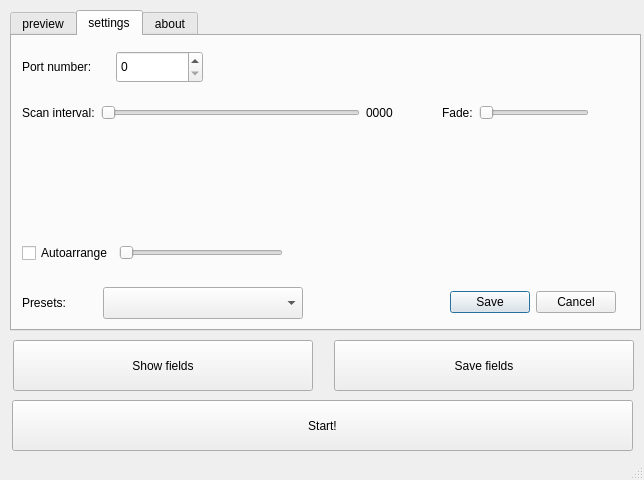
First picture: the form in src/mirlight.ui, repository grizz-pl/mirlight, before the edit.
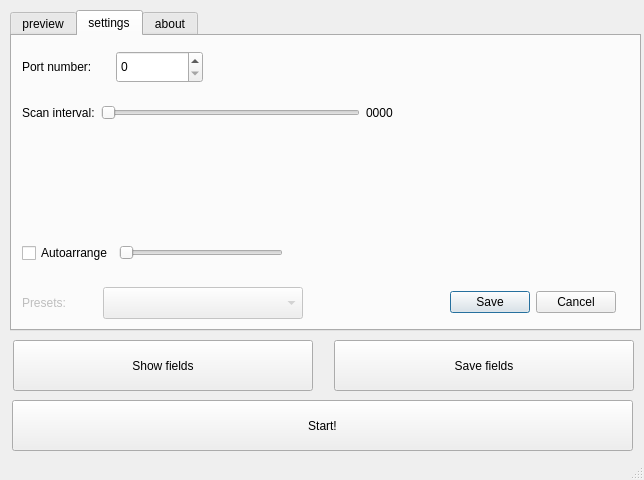
Second picture: the form after the edit. The open tabs and pages were chosen to show the change.

Patch:
```diff
--- a/src/mirlight.ui
+++ b/src/mirlight.ui
@@ -3613,6 +3613,9 @@
       <layout class="QGridLayout" name="gridLayout_3">
        <item row="0" column="1">
         <widget class="QComboBox" name="PresetsComboBox">
+         <property name="enabled">
+          <bool>false</bool>
+         </property>
          <property name="minimumSize">
           <size>
            <width>200</width>
@@ -3626,6 +3629,9 @@
        </item>
        <item row="0" column="0">
         <widget class="QLabel" name="PresetsLabel">
+         <property name="enabled">
+          <bool>false</bool>
+         </property>
          <property name="minimumSize">
           <size>
            <width>0</width>
@@ -3639,59 +3645,6 @@
        </item>
       </layout>
      </widget>
-     <widget class="QWidget" name="layoutWidget">
-      <property name="geometry">
-       <rect>
-        <x>430</x>
-        <y>60</y>
-        <width>147</width>
-        <height>34</height>
-       </rect>
-      </property>
-      <layout class="QGridLayout" name="gridLayout_4">
-       <item row="0" column="0">
-        <widget class="QLabel" name="FadeLabel">
-         <property name="minimumSize">
-          <size>
-           <width>0</width>
-           <height>32</height>
-          </size>
-         </property>
-         <property name="statusTip">
-          <string>Fade speed</string>
-         </property>
-         <property name="text">
-          <string>Fade:</string>
-         </property>
-        </widget>
-       </item>
-       <item row="0" column="1">
-        <widget class="QSlider" name="FadeHorizontalSlider">
-         <property name="minimumSize">
-          <size>
-           <width>0</width>
-           <height>32</height>
-          </size>
-         </property>
-         <property name="statusTip">
-          <string>Fade speed</string>
-         </property>
-         <property name="minimum">
-          <number>1</number>
-         </property>
-         <property name="maximum">
-          <number>8</number>
-         </property>
-         <property name="pageStep">
-          <number>2</number>
-         </property>
-         <property name="orientation">
-          <enum>Qt::Horizontal</enum>
-         </property>
-        </widget>
-       </item>
-      </layout>
-     </widget>
      <widget class="QWidget" name="layoutWidget">
       <property name="geometry">
        <rect>
```
Left out of the diff: 17 changed lines with no effect on the pictures.
